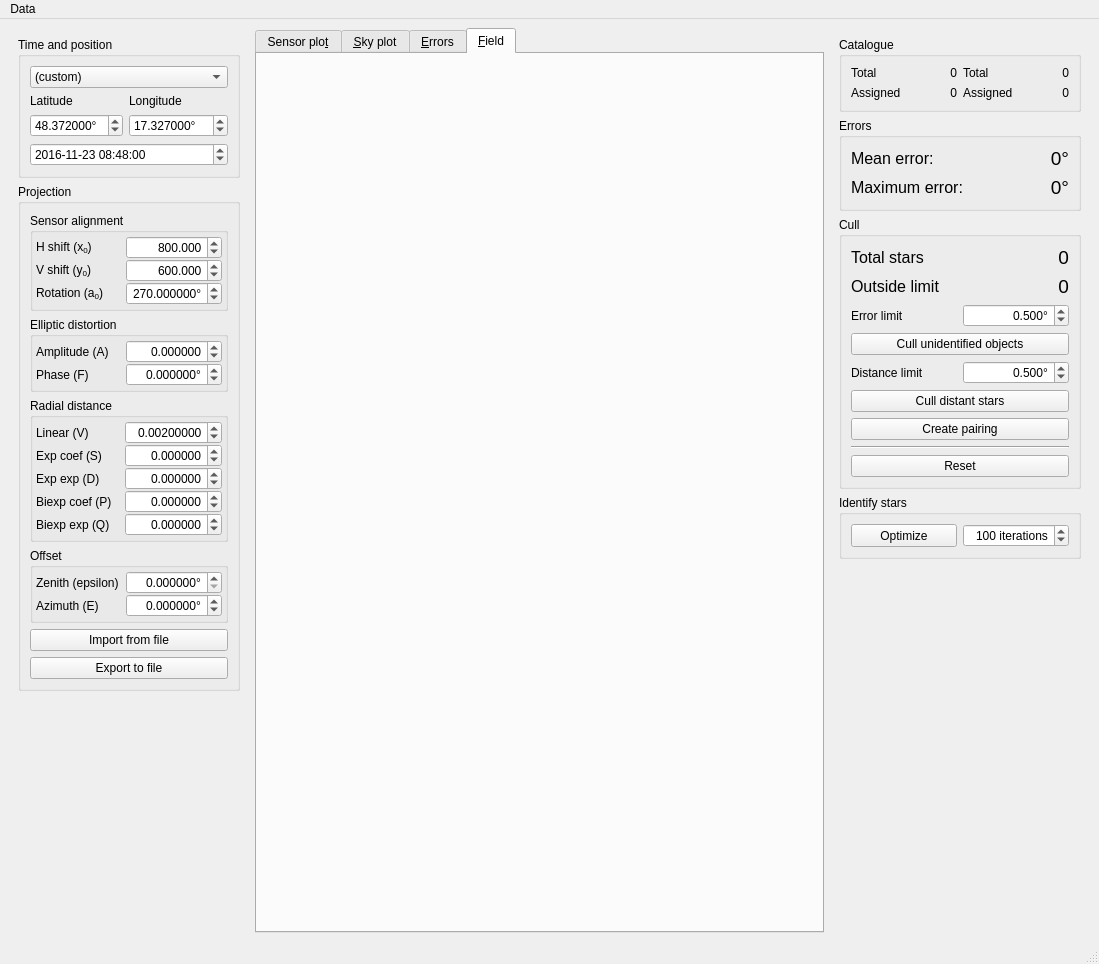
Old version of the form ui/main.ui in the repository AMOS-uniba/vasco.
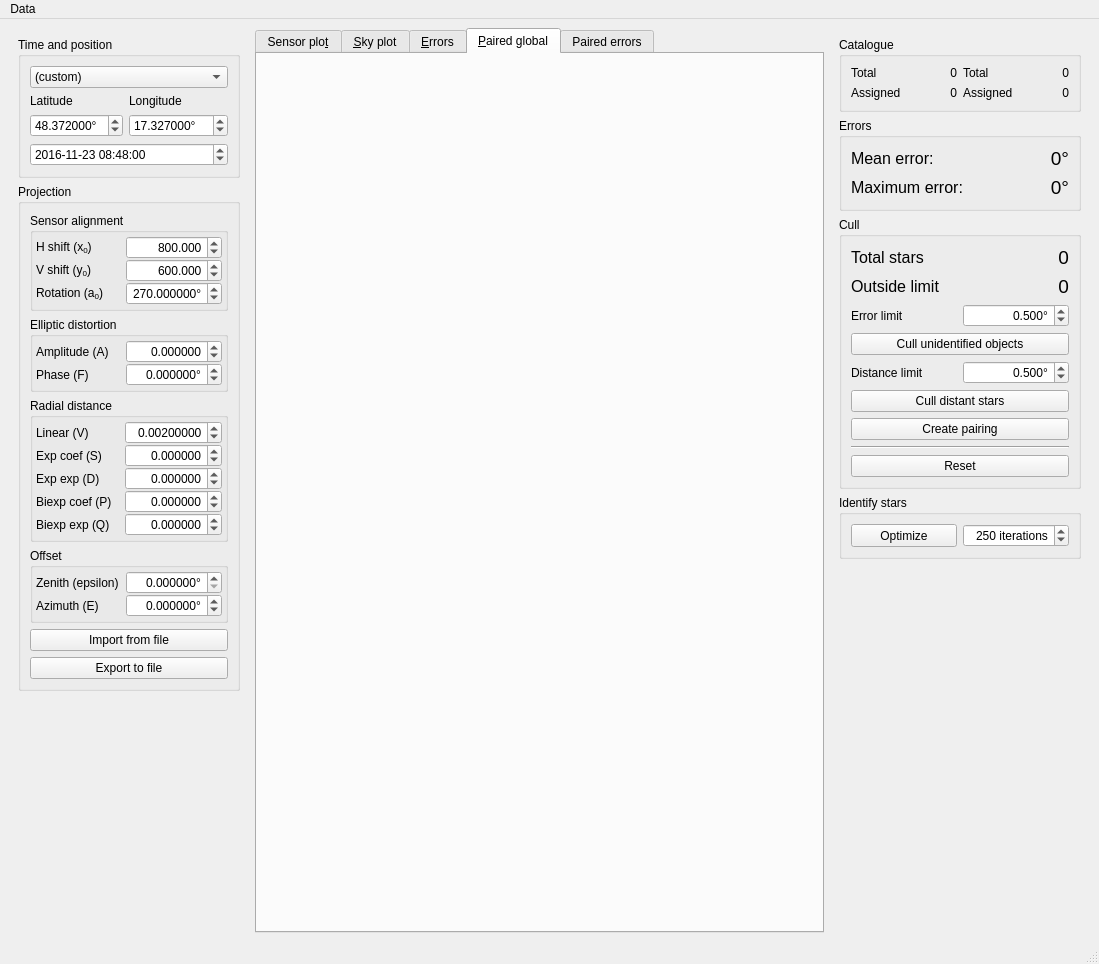
New version of the form. The open tabs and pages were chosen to show the change.

The edit to the form file:
```diff
--- a/ui/main.ui
+++ b/ui/main.ui
@@ -674,6 +674,9 @@
     </item>
     <item>
      <widget class="QTabWidget" name="tw_charts">
+      <property name="enabled">
+       <bool>true</bool>
+      </property>
       <property name="tabPosition">
        <enum>QTabWidget::North</enum>
       </property>
@@ -696,11 +699,20 @@
        <attribute name="title">
         <string>&amp;Errors</string>
        </attribute>
+       <layout class="QVBoxLayout" name="verticalLayout_4"/>
+      </widget>
+      <widget class="QWidget" name="tab_paired">
+       <property name="enabled">
+        <bool>false</bool>
+       </property>
+       <attribute name="title">
+        <string>&amp;Paired global</string>
+       </attribute>
        <layout class="QHBoxLayout" name="horizontalLayout_3"/>
       </widget>
       <widget class="QWidget" name="tab">
        <attribute name="title">
-        <string>&amp;Field</string>
+        <string>Paired errors</string>
        </attribute>
       </widget>
      </widget>
@@ -1190,7 +1202,7 @@
              <number>10</number>
             </property>
             <property name="value">
-             <number>100</number>
+             <number>250</number>
             </property>
            </widget>
           </item>
```
Left out of the diff: 4 changed lines with no effect on the pictures.
